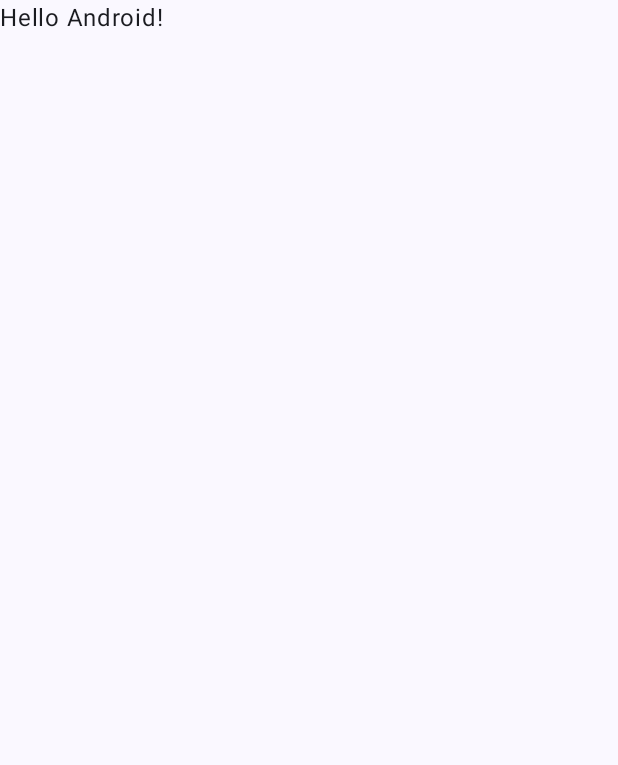
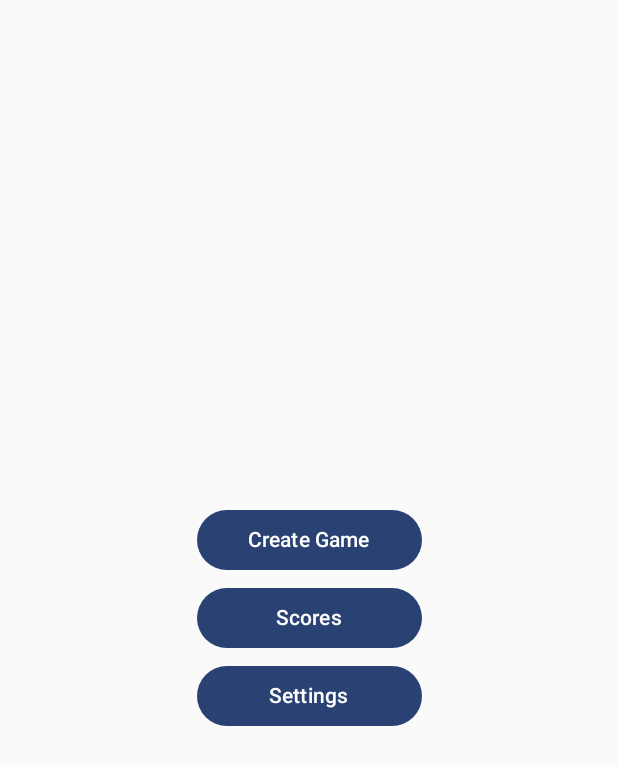
Before and after one commit to FatihOZKURT/NumMatch, an Android app built with Jetpack Compose: the screen it shows after launch (MainActivity), on a phone screen of 412 x 824 dp. Before the commit the part shown is almost empty. Shown: the top 765 px of the screen. Run offline under Robolectric (Android 15) with nearby library versions, the phone set to English and light mode, and no system bars; our stand-ins replace Dagger/Hilt's generated code.

Commit message:
feat(navigation): add initial navigation setup

```diff
--- a/app/build.gradle.kts
+++ b/app/build.gradle.kts
@@ -67,7 +67,9 @@ dependencies {
     // Hilt DI
     implementation(libs.hilt.android)
     ksp(libs.hilt.compiler)
-    implementation(libs.hilt.navigation.compose)
+
+    // Navigation
+    implementation(libs.navigation)
 
     // Kotlin Serialization
     implementation(libs.kotlinx.serialization.json)
--- a/app/src/main/java/com/example/nummatch/MainActivity.kt
+++ b/app/src/main/java/com/example/nummatch/MainActivity.kt
@@ -4,46 +4,25 @@ import android.os.Bundle
 import androidx.activity.ComponentActivity
 import androidx.activity.compose.setContent
 import androidx.activity.enableEdgeToEdge
-import androidx.compose.foundation.layout.fillMaxSize
-import androidx.compose.foundation.layout.padding
-import androidx.compose.material3.Scaffold
-import androidx.compose.material3.Text
-import androidx.compose.runtime.Composable
-import androidx.compose.ui.Modifier
-import androidx.compose.ui.tooling.preview.Preview
+import androidx.navigation.NavHostController
+import androidx.navigation.compose.rememberNavController
+import com.example.nummatch.ui.navhost.SetupNavHost
 import com.example.nummatch.ui.theme.NumMatchTheme
 import dagger.hilt.android.AndroidEntryPoint
 
-@AndroidEntryPoint
+
 class MainActivity : ComponentActivity() {
+
+    lateinit var navController: NavHostController
+
     override fun onCreate(savedInstanceState: Bundle?) {
         super.onCreate(savedInstanceState)
         enableEdgeToEdge()
         setContent {
             NumMatchTheme {
-                Scaffold(modifier = Modifier.fillMaxSize()) { innerPadding ->
-                    Greeting(
-                        name = "Android",
-                        modifier = Modifier.padding(innerPadding)
-                    )
-                }
+                navController = rememberNavController()
+                SetupNavHost(navController)
             }
         }
     }
 }
-
-@Composable
-fun Greeting(name: String, modifier: Modifier = Modifier) {
-    Text(
-        text = "Hello $name!",
-        modifier = modifier
-    )
-}
-
-@Preview(showBackground = true)
-@Composable
-fun GreetingPreview() {
-    NumMatchTheme {
-        Greeting("Android")
-    }
-}
--- a/app/src/main/java/com/example/nummatch/ui/GameScreen.kt
+++ b/app/src/main/java/com/example/nummatch/ui/GameScreen.kt
@@ -31,7 +31,7 @@ import com.example.nummatch.data.GameCard
 import com.example.nummatch.ui.theme.NumMatchTheme
 
 @Composable
-private fun GameScreen(
+fun GameScreen(
     modifier: Modifier = Modifier,
     score: Int = 0,
     timeLeft: Int = 60,
@@ -87,7 +87,7 @@ private fun GameScreen(
 @Composable
 fun GameCardView(card: GameCard, onClick: () -> Unit) {
     val backgroundColor = when {
-        card.isMatched -> Color(0xFF4CAF50) // Yeşil
+        card.isMatched -> Color(0xFF4CAF50)
         card.isRevealed -> Color.White
         else -> Color.LightGray
     }
--- a/app/src/main/java/com/example/nummatch/ui/MainScreen.kt
+++ b/app/src/main/java/com/example/nummatch/ui/MainScreen.kt
@@ -1,65 +1,78 @@
 package com.example.nummatch.ui
 
 import androidx.compose.foundation.layout.Arrangement
+import androidx.compose.foundation.layout.Box
 import androidx.compose.foundation.layout.Column
+import androidx.compose.foundation.layout.fillMaxSize
 import androidx.compose.foundation.layout.fillMaxWidth
+import androidx.compose.foundation.layout.height
 import androidx.compose.foundation.layout.padding
 import androidx.compose.foundation.layout.size
+import androidx.compose.foundation.layout.width
 import androidx.compose.material3.Button
 import androidx.compose.material3.Text
 import androidx.compose.runtime.Composable
 import androidx.compose.ui.Alignment
 import androidx.compose.ui.Modifier
+import androidx.compose.ui.platform.LocalContext
 import androidx.compose.ui.res.stringResource
 import androidx.compose.ui.tooling.preview.Preview
 import androidx.compose.ui.unit.dp
+import androidx.navigation.NavHostController
 import com.example.nummatch.R
+import com.example.nummatch.ui.route.Screen
 import com.example.nummatch.ui.theme.NumMatchTheme
 
 @Composable
-fun MainScreen(modifier: Modifier = Modifier) {
+fun MainScreen(navController: NavHostController, modifier: Modifier = Modifier) {
+    Box(
+        modifier = modifier.fillMaxSize(),
+        contentAlignment = Alignment.Center
+    ) {
+        Column(
+            horizontalAlignment = Alignment.CenterHorizontally,
+            verticalArrangement = Arrangement.spacedBy(12.dp)
+        ) {
+            val buttonModifier = Modifier
+                .width(150.dp)
+                .height(40.dp)
 
-    Column(
-        modifier = Modifier
-            .fillMaxWidth()
-            .padding(24.dp),
-        verticalArrangement = Arrangement.spacedBy(25.dp),
-        horizontalAlignment = Alignment.CenterHorizontally
+            Button(
+                onClick = {
+                    navController.navigate(Screen.GameSetup.route)
+                },
+                modifier = buttonModifier
             ) {
-        Button(
-            onClick = {},
-            modifier = modifier.size(width = 150.dp, height = 40.dp)
-        ) {
-            Text(
-                text = stringResource(R.string.create_game)
-            )
+                Text(text = stringResource(R.string.create_game))
             }
 
             Button(
-            onClick = {},
-            modifier = modifier.size(width = 150.dp, height = 40.dp),
+                onClick = {
+                    navController.navigate(Screen.Score.route)
+                },
+                modifier = buttonModifier
             ) {
-            Text(
-                text = stringResource(R.string.my_scores)
-            )
+                Text(text = stringResource(R.string.scores))
             }
 
             Button(
-            onClick = {},
-            modifier = modifier.size(width = 150.dp, height = 40.dp),
+                onClick = {
+                    navController.navigate(Screen.Settings.route)
+                },
+                modifier = buttonModifier
             ) {
-            Text(
-                text = stringResource(R.string.settings)
-            )
+                Text(text = stringResource(R.string.settings))
+            }
+        }
     }
 }
 
-}
+
 
 @Preview(showBackground = true)
 @Composable
 fun MainScreenPreview() {
     NumMatchTheme {
-        MainScreen()
+        MainScreen(navController = NavHostController(LocalContext.current))
     }
 }
--- a/app/src/main/java/com/example/nummatch/ui/ScoreScreen.kt
+++ b/app/src/main/java/com/example/nummatch/ui/ScoreScreen.kt
@@ -23,8 +23,8 @@ import kotlin.collections.sortedByDescending
 
 @Composable
 fun ScoreScreen(
-    modifier: Modifier = Modifier,
-    scores: List<Score>
+    scores: List<Score>,
+    modifier: Modifier = Modifier
 ) {
     val sortedScores = scores.sortedByDescending { it.score }
 
--- /dev/null
+++ b/app/src/main/java/com/example/nummatch/ui/navhost/SetUpNavHost.kt
@@ -0,0 +1,41 @@
+package com.example.nummatch.ui.navhost
+
+import androidx.compose.runtime.Composable
+import androidx.navigation.NavHostController
+import androidx.navigation.compose.NavHost
+import androidx.navigation.compose.composable
+import com.example.nummatch.data.Score
+import com.example.nummatch.ui.GameScreen
+import com.example.nummatch.ui.GameSetupScreen
+import com.example.nummatch.ui.MainScreen
+import com.example.nummatch.ui.ScoreScreen
+import com.example.nummatch.ui.SettingsScreen
+import com.example.nummatch.ui.route.Screen
+
+@Composable
+fun SetupNavHost(navController: NavHostController) {
+    NavHost(
+        navController = navController,
+        startDestination = Screen.Main.route
+    ) {
+        composable(Screen.Main.route) {
+            MainScreen(navController)
+        }
+
+        composable(Screen.GameSetup.route) {
+            GameSetupScreen()
+        }
+
+        composable(Screen.Game.route) {
+            GameScreen()
+        }
+
+        composable(Screen.Score.route) {
+            ScoreScreen(emptyList<Score>())
+        }
+
+        composable(Screen.Settings.route) {
+            SettingsScreen()
+        }
+    }
+}
--- /dev/null
+++ b/app/src/main/java/com/example/nummatch/ui/route/Screen.kt
@@ -0,0 +1,11 @@
+package com.example.nummatch.ui.route
+
+sealed class Screen (val route: String)  {
+
+    data object Main : Screen("main_screen")
+    data object GameSetup : Screen("game_setup_screen")
+    data object Game : Screen("game_screen")
+    data object Score : Screen("score_screen")
+    data object Settings : Screen("settings_screen")
+
+}
--- a/app/src/main/res/values/strings.xml
+++ b/app/src/main/res/values/strings.xml
@@ -5,7 +5,7 @@
     <string name="hard">Hard</string>
     <string name="start">Start</string>
     <string name="create_game">Create Game</string>
-    <string name="my_scores">My Scores</string>
+    <string name="scores">Scores</string>
     <string name="settings">Settings</string>
     <string name="top_scores">Top Scores</string>
     <string name="dark_light_mode">Dark/Light Mode</string>
```
Also changed, not shown: gradle/libs.versions.toml (+5 -3 lines). Lines whose indentation alone changed are shown as unchanged.
